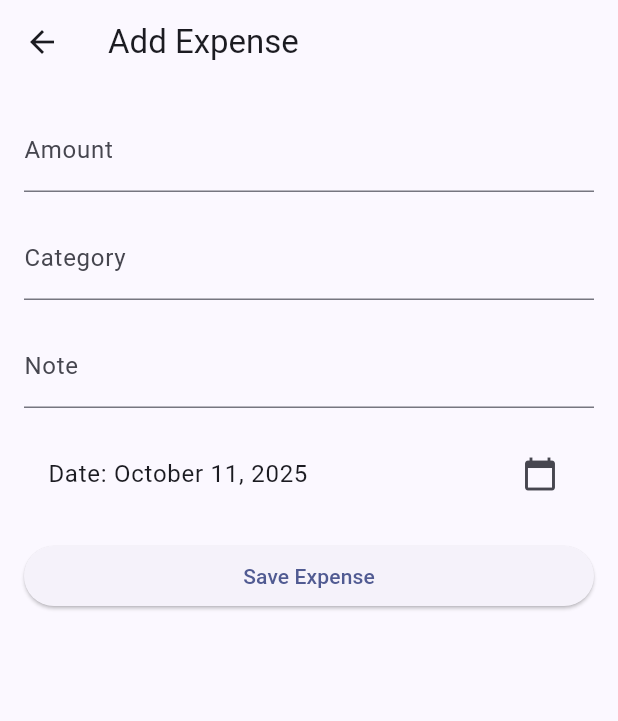
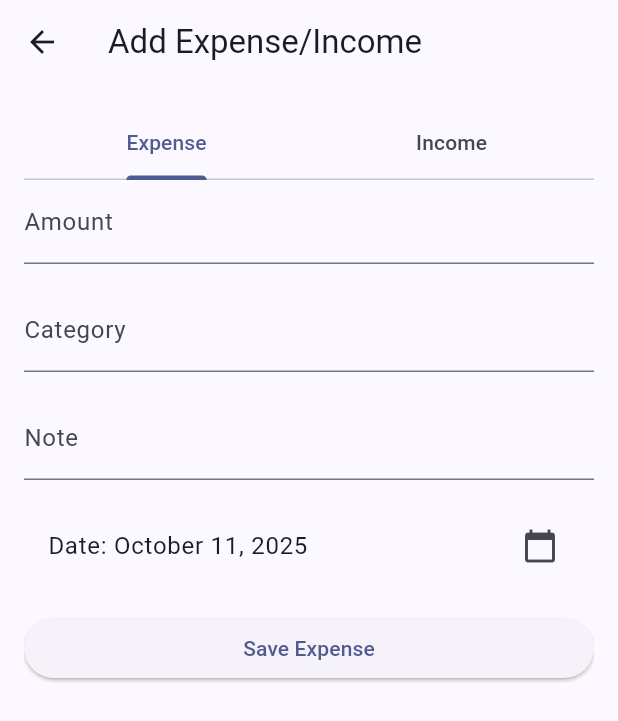
Before and after one commit to kavinda-jayasinghe/BudgetMate-Mobile-App, a Flutter app: the AddExpenseScreen screen opened directly, on a phone screen of 412 x 824 dp. Shown: the top 721 px of the screen. Run offline on Flutter 3.47's test engine with Material 3 defaults, Android fonts, the phone set to English and light mode, and no system bars; our stand-ins replace cloud_firestore, firebase_auth, firebase_core; accounts and stored records are empty.

Commit message:
add income

```diff
--- a/lib/screens/add_expense_screen.dart
+++ b/lib/screens/add_expense_screen.dart
@@ -1,6 +1,6 @@
 import 'package:flutter/material.dart';
-import 'package:cloud_firestore/cloud_firestore.dart';  // For Firestore
-import 'package:intl/intl.dart';  // For formatting date
+import 'package:cloud_firestore/cloud_firestore.dart';
+import 'package:intl/intl.dart';
 
 class AddExpenseScreen extends StatefulWidget {
   const AddExpenseScreen({super.key});
@@ -10,38 +10,44 @@ class AddExpenseScreen extends StatefulWidget {
 }
 
 class _AddExpenseScreenState extends State<AddExpenseScreen> {
-  final _formKey = GlobalKey<FormState>();
+  final _expenseFormKey = GlobalKey<FormState>(); // Key for Expense form
+  final _incomeFormKey = GlobalKey<FormState>(); // Key for Income form
   final _amountController = TextEditingController();
   final _categoryController = TextEditingController();
   final _noteController = TextEditingController();
   DateTime _selectedDate = DateTime.now();
 
-  // Method to save the expense to Firestore
-  Future<void> _saveExpense() async {
-    if (_formKey.currentState!.validate()) {
+  bool _isExpense = true;
+
+  Future<void> _saveExpenseIncome(GlobalKey<FormState> formKey) async {
+    if (formKey.currentState!.validate()) {
       final amount = double.parse(_amountController.text);
       final category = _categoryController.text;
       final note = _noteController.text;
+      final type = _isExpense ? 'expense' : 'income';
 
-      // Save expense to Firestore
-      await FirebaseFirestore.instance.collection('expenses').add({
+      try {
+        await FirebaseFirestore.instance.collection('transactions').add({
           'amount': amount,
           'category': category,
           'note': note,
-        'date': Timestamp.fromDate(_selectedDate),  // Save date as Firestore Timestamp
+          'date': Timestamp.fromDate(_selectedDate),
+          'type': type,
         });
 
-      // Show success message
         ScaffoldMessenger.of(context).showSnackBar(
-        const SnackBar(content: Text('Expense added successfully!')),
+          const SnackBar(content: Text('Transaction added successfully!')),
         );
 
-      // Close the screen after saving the expense
         Navigator.pop(context);
+      } catch (e) {
+        ScaffoldMessenger.of(context).showSnackBar(
+          SnackBar(content: Text('Error: $e')),
+        );
+      }
     }
   }
 
-  // Method to open date picker
   Future<void> _selectDate(BuildContext context) async {
     final DateTime? picked = await showDatePicker(
       context: context,
@@ -57,18 +63,54 @@ class _AddExpenseScreenState extends State<AddExpenseScreen> {
   }
 
   @override
+  void dispose() {
+    _amountController.dispose();
+    _categoryController.dispose();
+    _noteController.dispose();
+    super.dispose();
+  }
+
+  @override
   Widget build(BuildContext context) {
     return Scaffold(
       appBar: AppBar(
-        title: const Text('Add Expense'),
+        title: const Text('Add Expense/Income'),
       ),
       body: Padding(
         padding: const EdgeInsets.all(16.0),
-        child: Form(
-          key: _formKey,
+        child: DefaultTabController(
+          length: 2,
+          child: Column(
+            children: [
+              const TabBar(
+                tabs: [
+                  Tab(text: 'Expense'),
+                  Tab(text: 'Income'),
+                ],
+              ),
+              Expanded(
+                child: TabBarView(
+                  children: [
+                    _buildTransactionForm(isExpense: true, formKey: _expenseFormKey),
+                    _buildTransactionForm(isExpense: false, formKey: _incomeFormKey),
+                  ],
+                ),
+              ),
+            ],
+          ),
+        ),
+      ),
+    );
+  }
+
+  Widget _buildTransactionForm({required bool isExpense, required GlobalKey<FormState> formKey}) {
+    setState(() {
+      _isExpense = isExpense;
+    });
+    return Form(
+      key: formKey,
       child: ListView(
         children: [
-              // Amount field
           TextFormField(
             controller: _amountController,
             keyboardType: TextInputType.number,
@@ -84,8 +126,6 @@ class _AddExpenseScreenState extends State<AddExpenseScreen> {
             },
           ),
           const SizedBox(height: 16),
-
-              // Category field
           TextFormField(
             controller: _categoryController,
             decoration: const InputDecoration(labelText: 'Category'),
@@ -97,30 +137,22 @@ class _AddExpenseScreenState extends State<AddExpenseScreen> {
             },
           ),
           const SizedBox(height: 16),
-
-              // Note field
           TextFormField(
             controller: _noteController,
             decoration: const InputDecoration(labelText: 'Note'),
           ),
           const SizedBox(height: 16),
-
-              // Date picker
           ListTile(
             title: Text('Date: ${DateFormat.yMMMMd().format(_selectedDate)}'),
             trailing: const Icon(Icons.calendar_today),
             onTap: () => _selectDate(context),
           ),
           const SizedBox(height: 16),
-
-              // Submit Button
           ElevatedButton(
-                onPressed: _saveExpense,
-                child: const Text('Save Expense'),
+            onPressed: () => _saveExpenseIncome(formKey),
+            child: Text(isExpense ? 'Save Expense' : 'Save Income'),
           ),
         ],
-          ),
-        ),
       ),
     );
   }
```
Lines whose indentation alone changed are shown as unchanged.
